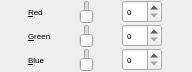
First picture: the form in colourselector.ui, repository not-surt/SimPix, before the edit.
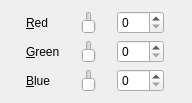
Second picture: the form after the edit. Custom widgets are drawn as their Qt base class.

```diff
--- a/colourselector.ui
+++ b/colourselector.ui
@@ -7,7 +7,7 @@
     <x>0</x>
     <y>0</y>
     <width>192</width>
-    <height>72</height>
+    <height>87</height>
    </rect>
   </property>
   <property name="sizePolicy">
@@ -20,21 +20,6 @@
    <string>Form</string>
   </property>
   <layout class="QGridLayout" name="gridLayout">
-   <property name="leftMargin">
-    <number>0</number>
-   </property>
-   <property name="topMargin">
-    <number>0</number>
-   </property>
-   <property name="rightMargin">
-    <number>0</number>
-   </property>
-   <property name="bottomMargin">
-    <number>0</number>
-   </property>
-   <property name="spacing">
-    <number>0</number>
-   </property>
    <item row="0" column="0">
     <widget class="QLabel" name="redLabel">
      <property name="sizePolicy">
@@ -43,11 +28,6 @@
        <verstretch>0</verstretch>
       </sizepolicy>
      </property>
-     <property name="font">
-      <font>
-       <pointsize>6</pointsize>
-      </font>
-     </property>
      <property name="text">
       <string>&amp;Red</string>
      </property>
@@ -64,11 +44,6 @@
        <verstretch>0</verstretch>
       </sizepolicy>
      </property>
-     <property name="font">
-      <font>
-       <pointsize>6</pointsize>
-      </font>
-     </property>
      <property name="maximum">
       <number>255</number>
      </property>
@@ -85,11 +60,6 @@
        <verstretch>0</verstretch>
       </sizepolicy>
      </property>
-     <property name="font">
-      <font>
-       <pointsize>6</pointsize>
-      </font>
-     </property>
      <property name="text">
       <string>&amp;Green</string>
      </property>
@@ -106,11 +76,6 @@
        <verstretch>0</verstretch>
       </sizepolicy>
      </property>
-     <property name="font">
-      <font>
-       <pointsize>6</pointsize>
-      </font>
-     </property>
      <property name="maximum">
       <number>255</number>
      </property>
@@ -127,11 +92,6 @@
        <verstretch>0</verstretch>
       </sizepolicy>
      </property>
-     <property name="font">
-      <font>
-       <pointsize>6</pointsize>
-      </font>
-     </property>
      <property name="text">
       <string>&amp;Blue</string>
      </property>
@@ -148,11 +108,6 @@
        <verstretch>0</verstretch>
       </sizepolicy>
      </property>
-     <property name="font">
-      <font>
-       <pointsize>6</pointsize>
-      </font>
-     </property>
      <property name="maximum">
       <number>255</number>
      </property>
@@ -163,11 +118,6 @@
    </item>
    <item row="0" column="1">
     <widget class="Gradient_Slider" name="redSlider">
-     <property name="font">
-      <font>
-       <pointsize>6</pointsize>
-      </font>
-     </property>
      <property name="focusPolicy">
       <enum>Qt::NoFocus</enum>
      </property>
@@ -187,11 +137,6 @@
    </item>
    <item row="1" column="1">
     <widget class="Gradient_Slider" name="greenSlider">
-     <property name="font">
-      <font>
-       <pointsize>6</pointsize>
-      </font>
-     </property>
      <property name="focusPolicy">
       <enum>Qt::NoFocus</enum>
      </property>
@@ -211,11 +156,6 @@
    </item>
    <item row="3" column="1">
     <widget class="Gradient_Slider" name="blueSlider">
-     <property name="font">
-      <font>
-       <pointsize>6</pointsize>
-      </font>
-     </property>
      <property name="focusPolicy">
       <enum>Qt::NoFocus</enum>
      </property>
```
